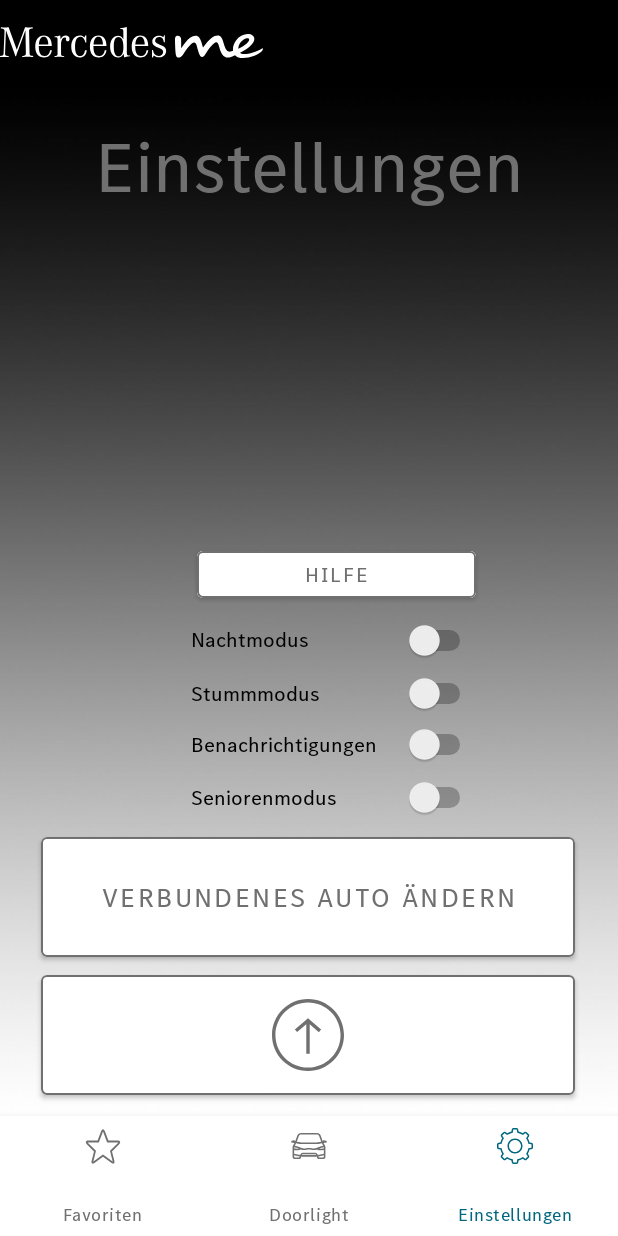
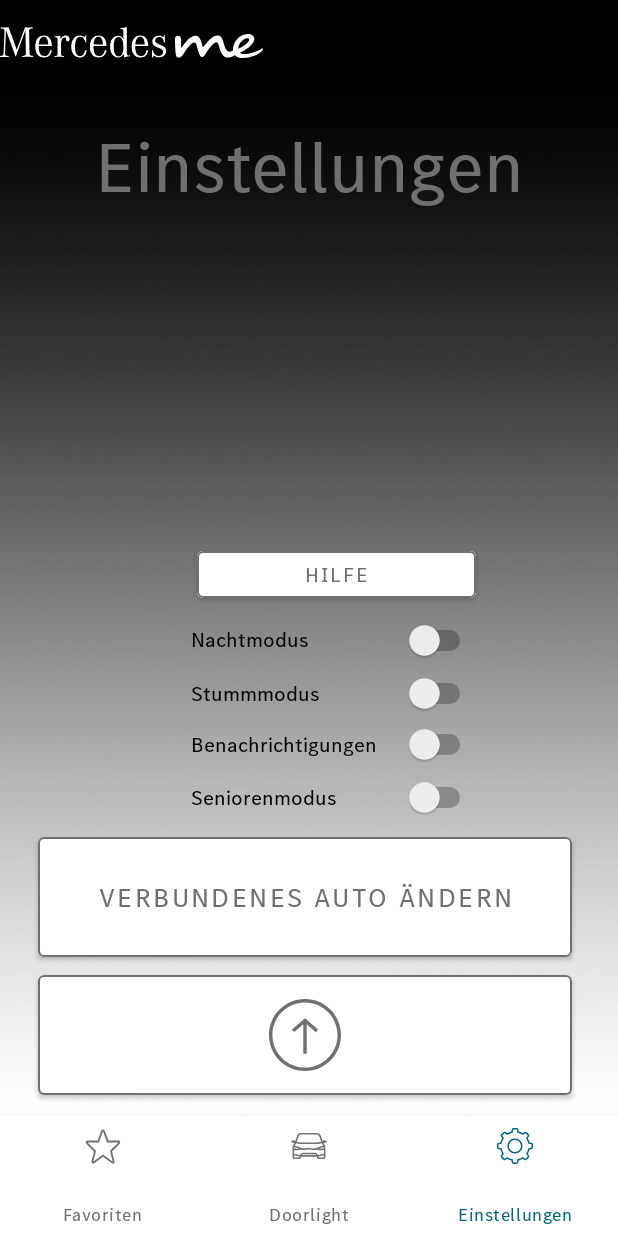
Before and after one commit to MB-Digital-Doorlight/DDL, an Android app: the NotificationsFragment screen opened through its navigation route, on a phone screen of 412 x 824 dp. Run offline under Robolectric (Android 15) with nearby library versions, the phone set to English and light mode, and no system bars; our stand-ins replace navigation-ui.

Commit message:
JETZT NO CAP MITTIG

```diff
--- a/app/src/main/res/layout/fragment_notifications.xml
+++ b/app/src/main/res/layout/fragment_notifications.xml
@@ -22,7 +22,6 @@
         android:id="@+id/hochladen5"
         android:layout_width="356dp"
         android:layout_height="92dp"
-        android:layout_marginEnd="16dp"
         android:backgroundTint="#FFFFFF"
         android:fontFamily="@font/mbcorpos"
         android:text="Verbundenes Auto ändern"
@@ -89,7 +88,7 @@
         app:iconTint="@drawable/button_text_color"
         app:layout_constraintBottom_toBottomOf="parent"
         app:layout_constraintEnd_toEndOf="parent"
-        app:layout_constraintHorizontal_bias="0.478"
+        app:layout_constraintHorizontal_bias="0.4"
         app:layout_constraintStart_toStartOf="parent"
         app:strokeColor="@drawable/button_text_color"
         app:strokeWidth="1dp" />
```
